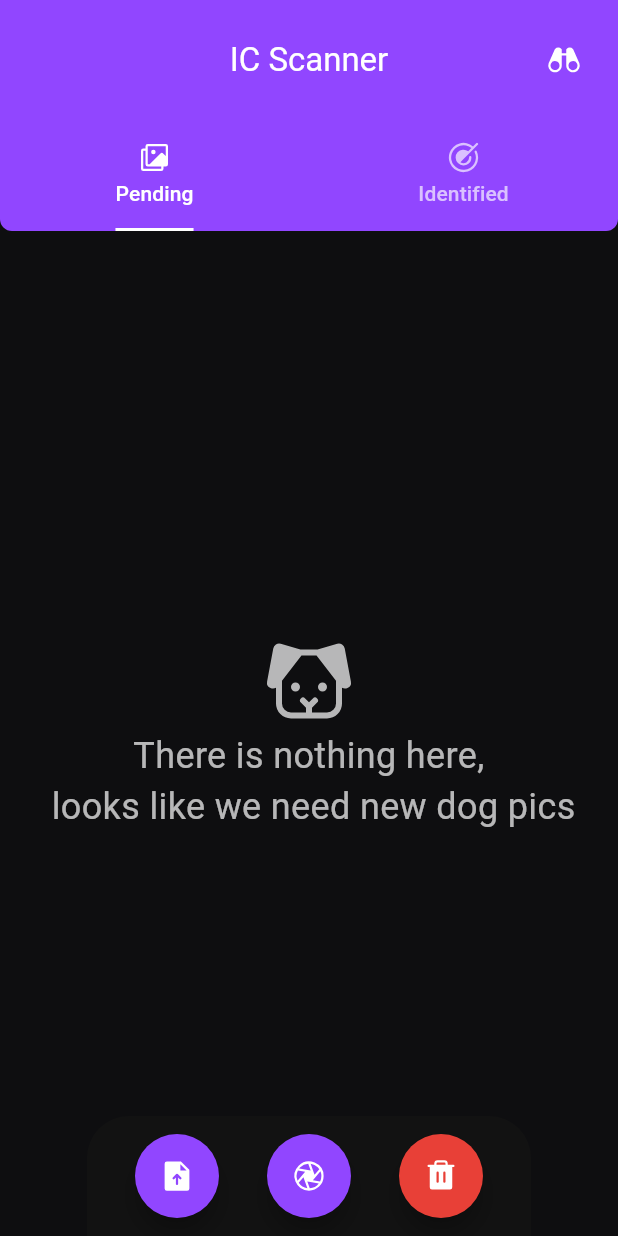
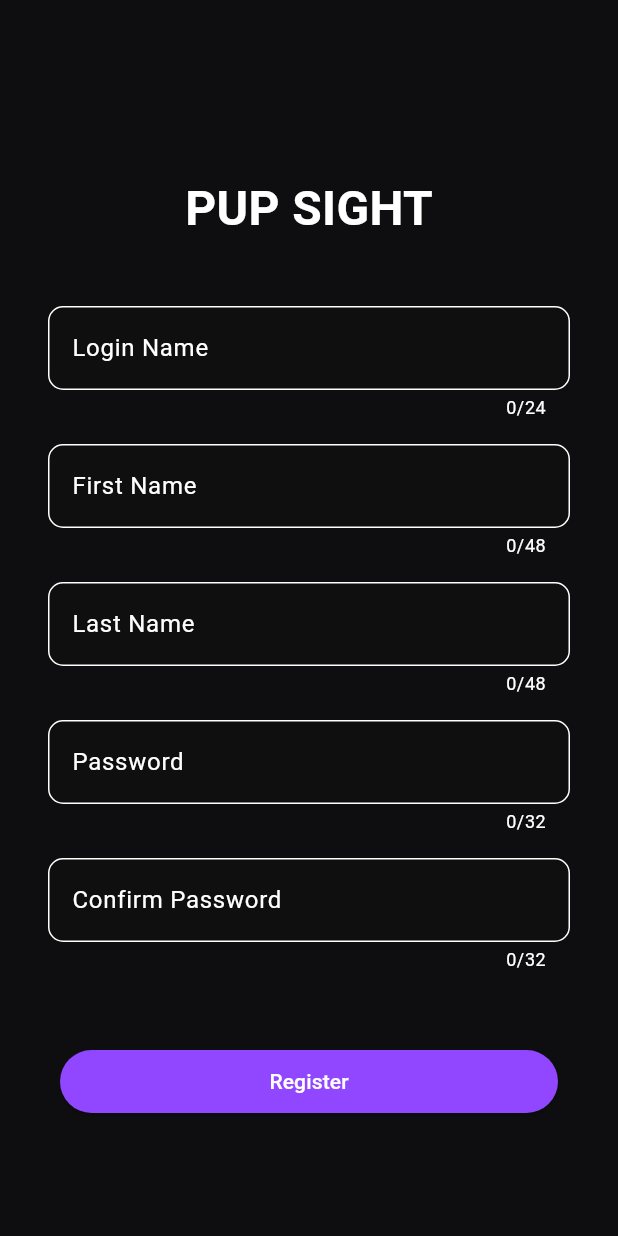
Before and after one commit to jhebajado/PupSight-IC-Detector, a Flutter app: the screen it shows after launch, on a phone screen of 412 x 824 dp. Run offline on Flutter 3.47's test engine with Material 3 defaults, Android fonts, the phone set to English and light mode, and no system bars; our stand-ins replace camera, file_picker, phosphor_flutter; missing offline and left inert: crop_your_image.

Commit message:
feat: add register

```diff
--- a/lib/main.dart
+++ b/lib/main.dart
@@ -1,7 +1,7 @@
 import 'package:camera/camera.dart';
 import 'package:flutter/material.dart';
 import 'package:ic_scanner/data/storage.dart';
-import 'package:ic_scanner/screens/home.dart';
+import 'package:ic_scanner/screens/register.dart';
 
 late List<CameraDescription> cameras;
 
@@ -53,9 +53,20 @@ class MainApp extends StatelessWidget {
               ),
             ),
           ),
+          elevatedButtonTheme: const ElevatedButtonThemeData(
+              style: ButtonStyle(
+            foregroundColor: MaterialStatePropertyAll(Colors.white),
+            backgroundColor: MaterialStatePropertyAll(themePurple),
+          )),
+          inputDecorationTheme: InputDecorationTheme(
+            border: OutlineInputBorder(
+              borderRadius: BorderRadius.circular(10.0),
             ),
+            filled: true,
+            fillColor: const Color(0xff0f0f0f),
+          )),
       debugShowCheckedModeBanner: false,
-      home: const HomeScreen(),
+      home: const RegisterScreen(),
     );
   }
 }
--- /dev/null
+++ b/lib/screens/register.dart
@@ -0,0 +1,127 @@
+import 'package:flutter/material.dart';
+
+class RegisterScreen extends StatefulWidget {
+  const RegisterScreen({super.key});
+
+  @override
+  // ignore: library_private_types_in_public_api
+  _RegisterScreenState createState() => _RegisterScreenState();
+}
+
+class _RegisterScreenState extends State<RegisterScreen> {
+  final _formKey = GlobalKey<FormState>();
+  final TextEditingController _loginNameController = TextEditingController();
+  final TextEditingController _firstNameController = TextEditingController();
+  final TextEditingController _lastNameController = TextEditingController();
+  final TextEditingController _passwordController = TextEditingController();
+  final TextEditingController _confirmPasswordController =
+      TextEditingController();
+
+  @override
+  Widget build(BuildContext context) {
+    return SafeArea(
+      child: Scaffold(
+        body: Column(
+          mainAxisAlignment: MainAxisAlignment.center,
+          children: [
+            const Padding(
+              padding: EdgeInsets.symmetric(horizontal: 8, vertical: 42),
+              child: Text("PUP SIGHT",
+                  style: TextStyle(fontSize: 32, fontWeight: FontWeight.bold)),
+            ),
+            Padding(
+              padding: const EdgeInsets.symmetric(horizontal: 32.0),
+              child: Form(
+                key: _formKey,
+                child: Column(
+                  crossAxisAlignment: CrossAxisAlignment.stretch,
+                  children: <Widget>[
+                    TextFormField(
+                      controller: _loginNameController,
+                      maxLength: 24,
+                      decoration:
+                          const InputDecoration(labelText: 'Login Name'),
+                      validator: (value) {
+                        if (value!.isEmpty) {
+                          return 'Please enter your login name';
+                        }
+                        return null;
+                      },
+                    ),
+                    const SizedBox(height: 16.0),
+                    TextFormField(
+                      controller: _firstNameController,
+                      maxLength: 48,
+                      decoration:
+                          const InputDecoration(labelText: 'First Name'),
+                      validator: (value) {
+                        if (value!.isEmpty) {
+                          return 'Please enter your first name';
+                        }
+                        return null;
+                      },
+                    ),
+                    const SizedBox(height: 16.0),
+                    TextFormField(
+                      controller: _lastNameController,
+                      maxLength: 48,
+                      decoration: const InputDecoration(labelText: 'Last Name'),
+                      validator: (value) {
+                        if (value!.isEmpty) {
+                          return 'Please enter your last name';
+                        }
+                        return null;
+                      },
+                    ),
+                    const SizedBox(height: 16.0),
+                    TextFormField(
+                      controller: _passwordController,
+                      maxLength: 32,
+                      obscureText: true,
+                      decoration: const InputDecoration(labelText: 'Password'),
+                      validator: (value) {
+                        if (value!.isEmpty) {
+                          return 'Please enter your password';
+                        }
+                        return null;
+                      },
+                    ),
+                    const SizedBox(height: 16.0),
+                    TextFormField(
+                      controller: _confirmPasswordController,
+                      maxLength: 32,
+                      obscureText: true,
+                      decoration:
+                          const InputDecoration(labelText: 'Confirm Password'),
+                      validator: (value) {
+                        if (value!.isEmpty) {
+                          return 'Please confirm your password';
+                        }
+                        if (value != _passwordController.text) {
+                          return 'Passwords do not match';
+                        }
+                        return null;
+                      },
+                    ),
+                    Padding(
+                      padding: const EdgeInsets.fromLTRB(8, 52, 8, 8),
+                      child: SizedBox(
+                        height: 42,
+                        child: ElevatedButton(
+                          onPressed: () {
+                            if (_formKey.currentState!.validate()) {}
+                          },
+                          child: const Text('Register'),
+                        ),
+                      ),
+                    ),
+                  ],
+                ),
+              ),
+            ),
+          ],
+        ),
+      ),
+    );
+  }
+}
```
Lines whose indentation alone changed are shown as unchanged.
